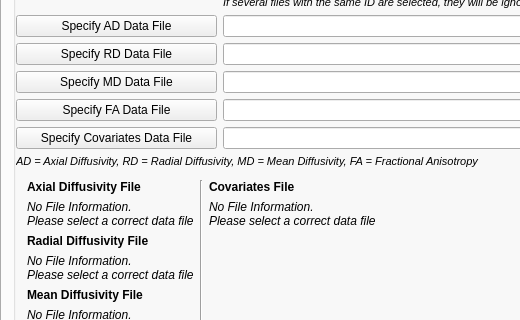
This is FADTTSWindow.ui in jeantm/FADTTS as Qt 5 draws it before an edit; both pictures show x 0 to 520 and y 106 to 426 of the 1056 by 699 pixel window. The edited form follows.
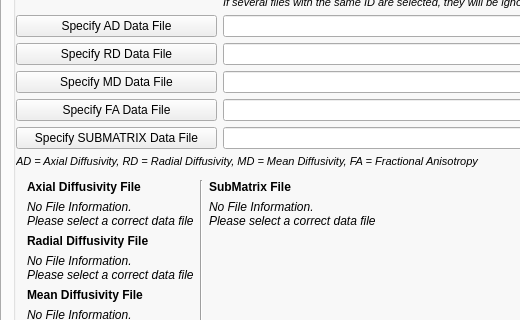
This is the edited form. The open tabs and pages were chosen to show the change. Custom widgets are drawn as their Qt base class.

```diff
--- a/FADTTSWindow.ui
+++ b/FADTTSWindow.ui
@@ -152,7 +152,7 @@
               </size>
              </property>
              <property name="text">
-              <string>Specify Covariates Data File</string>
+              <string>Specify SUBMATRIX Data File</string>
              </property>
             </widget>
            </item>
@@ -498,7 +498,7 @@
                  </sizepolicy>
                 </property>
                 <property name="text">
-                 <string>&lt;span style=&quot; font-weight:600;&quot;&gt;Covariates File&lt;/span&gt;</string>
+                 <string>&lt;span style=&quot; font-weight:600;&quot;&gt;SubMatrix File&lt;/span&gt;</string>
                 </property>
                </widget>
               </item>
```
Left out of the diff: 32 changed lines with no effect on the pictures.
